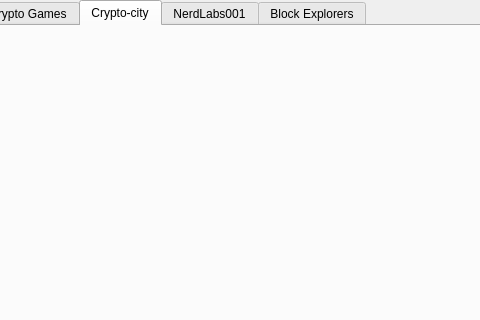
Before: the Qt Designer form src/qt/forms/shoppingpage.ui in FlapXCoin/flapxcoin, drawn with Qt 5; both pictures show x 220 to 700 and y 0 to 320 of the 912 by 612 pixel window.
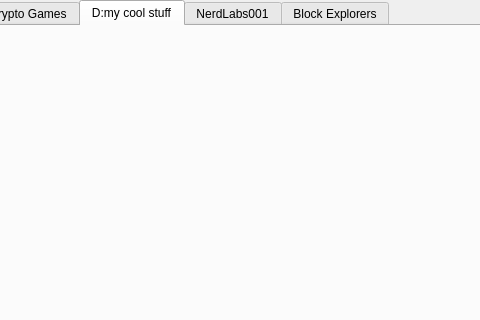
After: the same form once the commit is applied. The open tabs and pages were chosen to show the change. Icons and pictures are not drawn.

What changed in the file:
```diff
--- a/src/qt/forms/shoppingpage.ui
+++ b/src/qt/forms/shoppingpage.ui
@@ -3488,7 +3488,7 @@
         <normaloff>:/qt/art/res/images/art/ccity.png</normaloff>:/qt/art/res/images/art/ccity.png</iconset>
       </attribute>
       <attribute name="title">
-       <string>Crypto-city</string>
+       <string>D:my cool stuff</string>
       </attribute>
       <layout class="QGridLayout" name="gridLayout_23">
        <property name="leftMargin">
```
Left out of the diff: 950 changed lines with no effect on the pictures.
